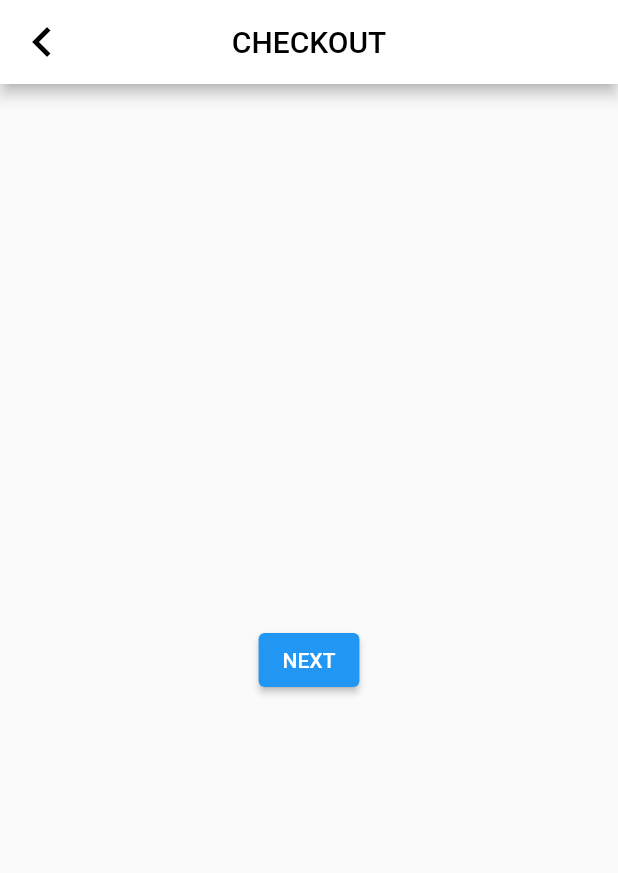
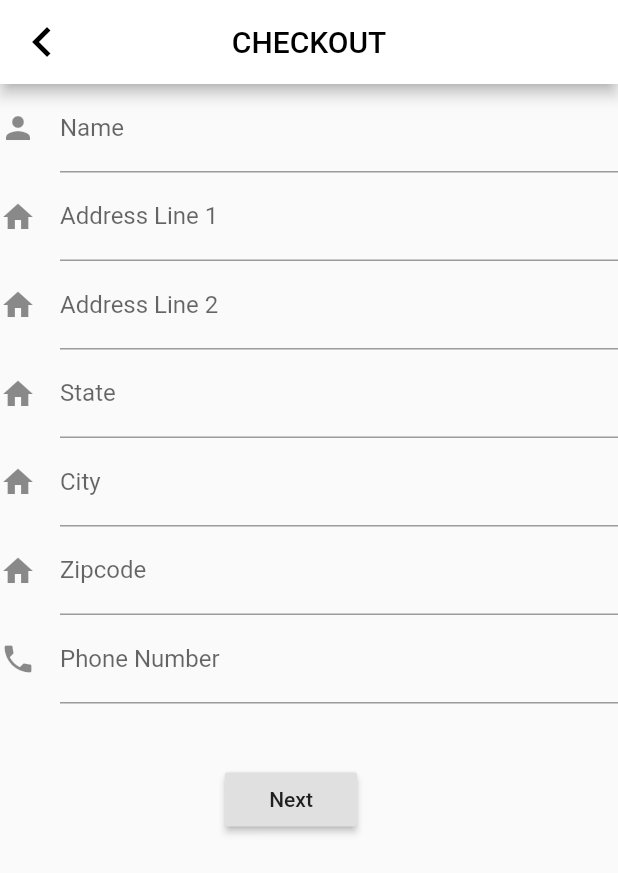
Before and after one commit to Jeninuwin/se330_plushable_plushies, a Flutter app: the Checkout screen opened directly, after a tap on "Checkout", on a phone screen of 412 x 824 dp. Shown: the top 873 px of the screen. Run offline on Flutter 3.47's test engine with Material 2 defaults, Android fonts, the phone set to English and light mode, and no system bars; our stand-ins replace carousel_slider, form_field_validator; missing offline and left inert: credit_card_input_form.

Commit message:
checkout updates 1.4

```diff
--- a/lib/checkout1.dart
+++ b/lib/checkout1.dart
@@ -1,5 +1,6 @@
 import 'package:flutter/material.dart';
-import 'credit_card.dart';
+import 'package:se330_plushable_plushies/checkout2.dart';
+
 void main() {
   runApp(const MaterialApp(
     title: 'Navigation Basics',
@@ -33,58 +34,8 @@ class Checkout extends StatelessWidget {
           ),
         ),
       ),
-      body: Column(
-
-        children: <Widget>[
-                     const Padding(
-              padding: EdgeInsets.only(
-                  left: 15.0, right: 15.0, top: 15, bottom: 0),
-            ),
-                     const Padding(
-              padding: EdgeInsets.only(
-                  left: 15.0, right: 15.0, top: 15, bottom: 0),
-            ),
-                     const Padding(
-              padding: EdgeInsets.only(
-                  left: 15.0, right: 15.0, top: 15, bottom: 0),
-            ),
-                     const Padding(
-              padding: EdgeInsets.only(
-                  left: 15.0, right: 15.0, top: 40, bottom: 0),
-            ),
-
-                  Align(
-                      alignment: Alignment.center,
-
-                        child: Image.asset(
-                          "assets/images/Wolf.jpg",
-                          width: 100,
-                          height: 100,
-                        ),
-                      ),
-                  const Align(
-                      alignment: Alignment.center,
-                      child: Text(" Howling Wolf      \$15.99    Quantity: 2")),
-                  const Padding(
-                    padding: EdgeInsets.only(top: 30.0),
-                  ),
-                  Align(
-                      alignment: Alignment.center,
-
-                        child: Image.asset(
-                          "assets/images/BichonFrise.jpg",
-                          width: 100,
-                          height: 100,
-                        ),
-                      ),
-                  const Align(
-                      alignment: Alignment.center,
-                      child: Text(" Marshmallow Maggie      \$14.99    Quantity: 1")),
-                  const Padding(
-                    padding: EdgeInsets.only(top: 30.0),
-                  ),
-
-            ElevatedButton(
+      body: Center(
+        child: ElevatedButton(
           child: const Text('Checkout'),
           onPressed: () {
             Navigator.push(
@@ -93,7 +44,6 @@ class Checkout extends StatelessWidget {
             );
           },
         ),
-        ],
       ),
     );
   }
@@ -126,14 +76,69 @@ class SecondRoute extends StatelessWidget {
         ),
       ),
       body: Center(
-        child: ElevatedButton(
-          child: const Text('NEXT'),
+        child: Column(
+          crossAxisAlignment: CrossAxisAlignment.start,
+          children: <Widget>[
+            TextFormField(
+              decoration: const InputDecoration(
+                icon: const Icon(Icons.person),
+                hintText: 'Enter your name',
+                labelText: 'Name',
+              ),
+            ),
+            TextFormField(
+              decoration: const InputDecoration(
+                icon: const Icon(Icons.home),
+                hintText: 'Enter a phone number',
+                labelText: 'Address Line 1',
+              ),
+            ),
+            TextFormField(
+              decoration: const InputDecoration(
+                icon: const Icon(Icons.home),
+                labelText: 'Address Line 2',
+              ),
+            ),
+            TextFormField(
+              decoration: const InputDecoration(
+                icon: const Icon(Icons.home),
+                hintText: 'Enter a valid State',
+                labelText: 'State',
+              ),
+            ),
+            TextFormField(
+              decoration: const InputDecoration(
+                icon: const Icon(Icons.home),
+                hintText: 'Enter a valid city',
+                labelText: 'City',
+              ),
+            ),
+            TextFormField(
+              decoration: const InputDecoration(
+                icon: const Icon(Icons.home),
+                hintText: 'Enter a valid Zipcode',
+                labelText: 'Zipcode',
+              ),
+            ),
+            TextFormField(
+              decoration: const InputDecoration(
+                icon: const Icon(Icons.phone),
+                hintText: 'Enter your phone number',
+                labelText: 'Phone Number',
+              ),
+            ),
+            new Container(
+                padding: const EdgeInsets.only(left: 150.0, top: 40.0),
+                child: new RaisedButton(
+                  child: const Text('Next'),
                   onPressed: () {
                     Navigator.push(
                       context,
                       MaterialPageRoute<void>(builder: (_) => MyApp()),
                     );
                   },
+                )),
+          ],
         ),
       ),
     );
```
Lines whose indentation alone changed are shown as unchanged.
